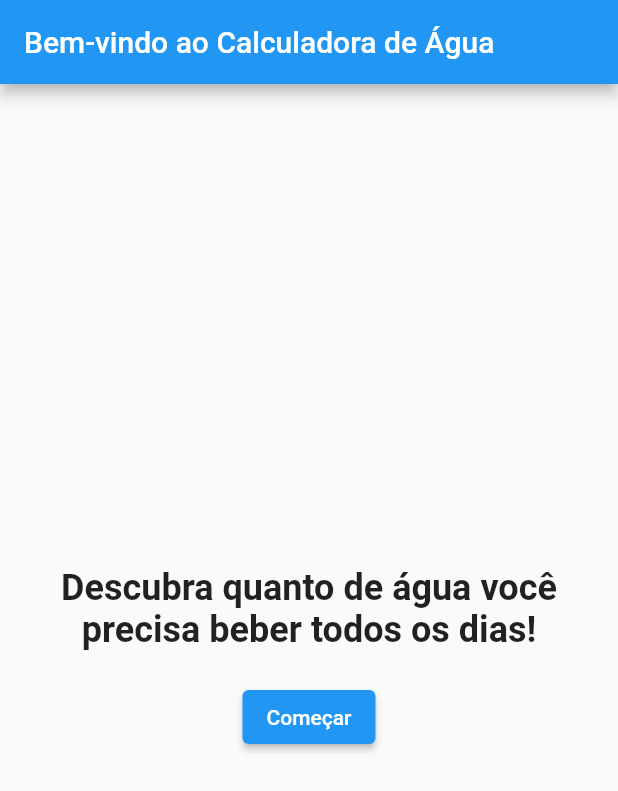
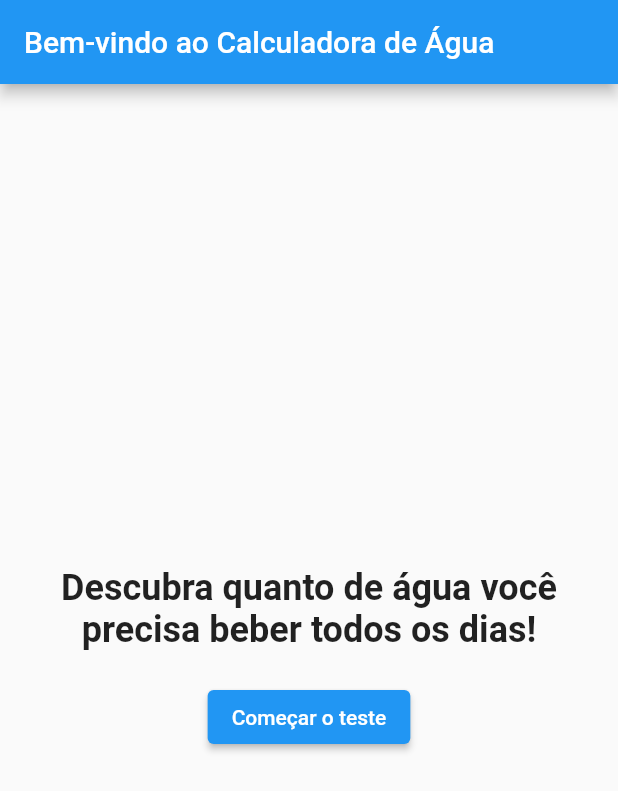
Before and after one commit to gkpiccoli/aqua, a Flutter app: the screen it shows after launch, on a phone screen of 412 x 824 dp. Shown: the top 791 px of the screen. Run offline on Flutter 3.47's test engine with Material 2 defaults, Android fonts, the phone set to English and light mode, and no system bars.

Commit message:
👌 IMPROVE: code update

```diff
--- a/lib/ui/home_page.dart
+++ b/lib/ui/home_page.dart
@@ -26,7 +26,7 @@ class HomePage extends StatelessWidget {
               onPressed: () {
                 Navigator.pushNamed(context, '/inputPage');
               },
-              child: const Text('Começar'),
+              child: const Text('Começar o teste'),
             ),
           ],
         ),
```
